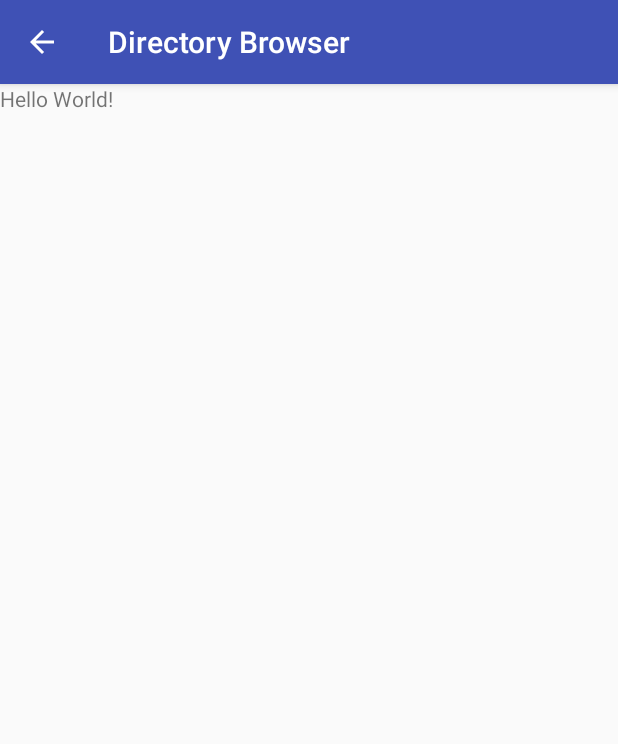
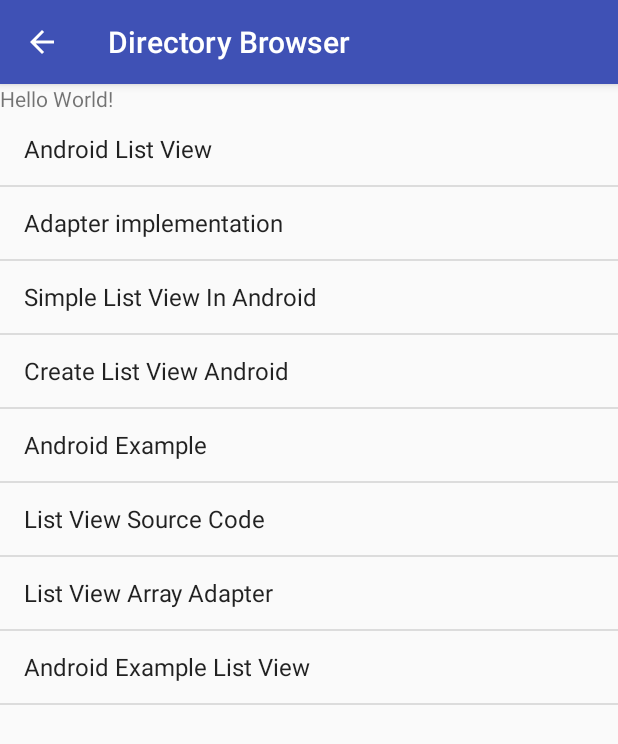
Before and after one commit to Deresius/DirectoryBrowser, an Android app: the screen it shows after launch (MainActivity), on a phone screen of 412 x 824 dp. Shown: the top 744 px of the screen. Run offline under Robolectric (Android 15) with nearby library versions, the phone set to English and light mode, and no system bars.

Commit message:
Added example listView population methods.

```diff
--- a/app/src/main/java/com/example/david/directorybrowser/MainActivity.java
+++ b/app/src/main/java/com/example/david/directorybrowser/MainActivity.java
@@ -2,8 +2,17 @@ package com.example.david.directorybrowser;
 
 import android.support.v7.app.AppCompatActivity;
 import android.os.Bundle;
+import android.view.View;
+import android.widget.AdapterView;
+import android.widget.ArrayAdapter;
+import android.widget.ListView;
+import android.widget.Toast;
 
 public class MainActivity extends AppCompatActivity {
+
+
+    ListView listView ;
+
 
     @Override
     protected void onCreate(Bundle savedInstanceState) {
@@ -11,6 +20,55 @@ public class MainActivity extends AppCompatActivity {
         setContentView(R.layout.activity_main);
 
         getSupportActionBar().setDisplayHomeAsUpEnabled(true);
+
+        // Get ListView object from xml
+        listView = (ListView) findViewById(R.id.DirectoryListView);
+
+        // Defined Array values to show in ListView
+        String[] values = new String[] { "Android List View",
+                "Adapter implementation",
+                "Simple List View In Android",
+                "Create List View Android",
+                "Android Example",
+                "List View Source Code",
+                "List View Array Adapter",
+                "Android Example List View"
+        };
+
+        // Define a new Adapter
+        // First parameter - Context
+        // Second parameter - Layout for the row
+        // Third parameter - ID of the TextView to which the data is written
+        // Forth - the Array of data
+
+        ArrayAdapter<String> adapter = new ArrayAdapter<String>(this,
+                android.R.layout.simple_list_item_1, android.R.id.text1, values);
+
+
+        // Assign adapter to ListView
+        listView.setAdapter(adapter);
+
+        // ListView Item Click Listener
+        listView.setOnItemClickListener(new AdapterView.OnItemClickListener() {
+
+            @Override
+            public void onItemClick(AdapterView<?> parent, View view,
+                                    int position, long id) {
+
+                // ListView Clicked item index
+                int itemPosition     = position;
+
+                // ListView Clicked item value
+                String  itemValue    = (String) listView.getItemAtPosition(position);
+
+                // Show Alert
+                Toast.makeText(getApplicationContext(),
+                        "Position :"+itemPosition+"  ListItem : " +itemValue , Toast.LENGTH_LONG)
+                        .show();
+
+            }
+
+        });
     }
 
     private void TestUpload() {
@@ -18,4 +76,6 @@ public class MainActivity extends AppCompatActivity {
     }
 
 
+
+
 }
```
